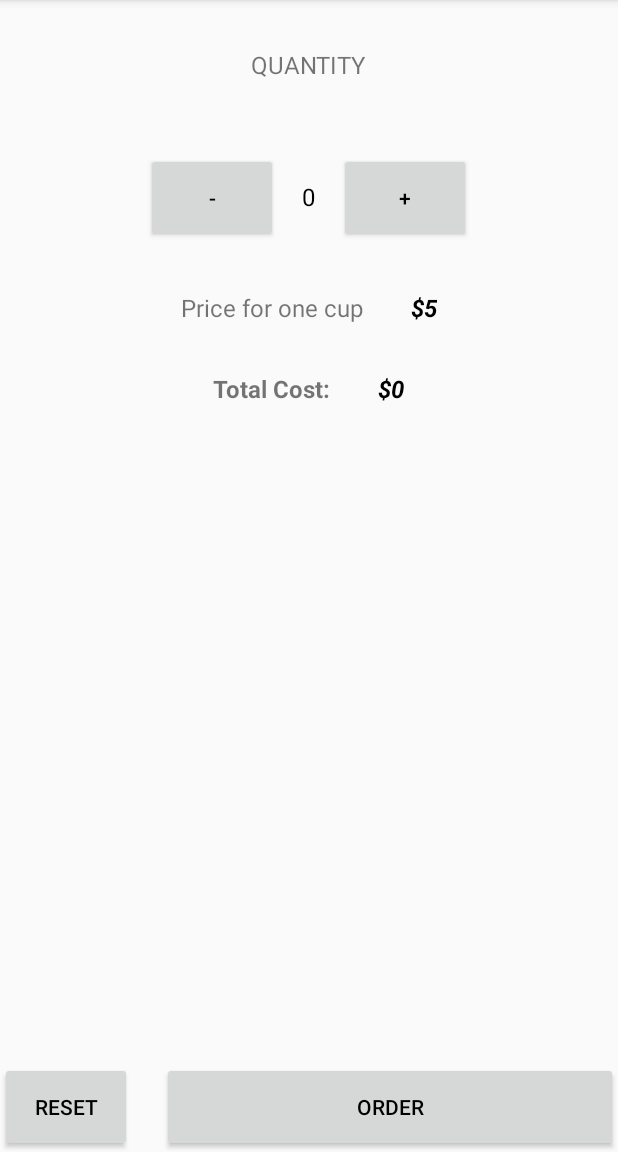
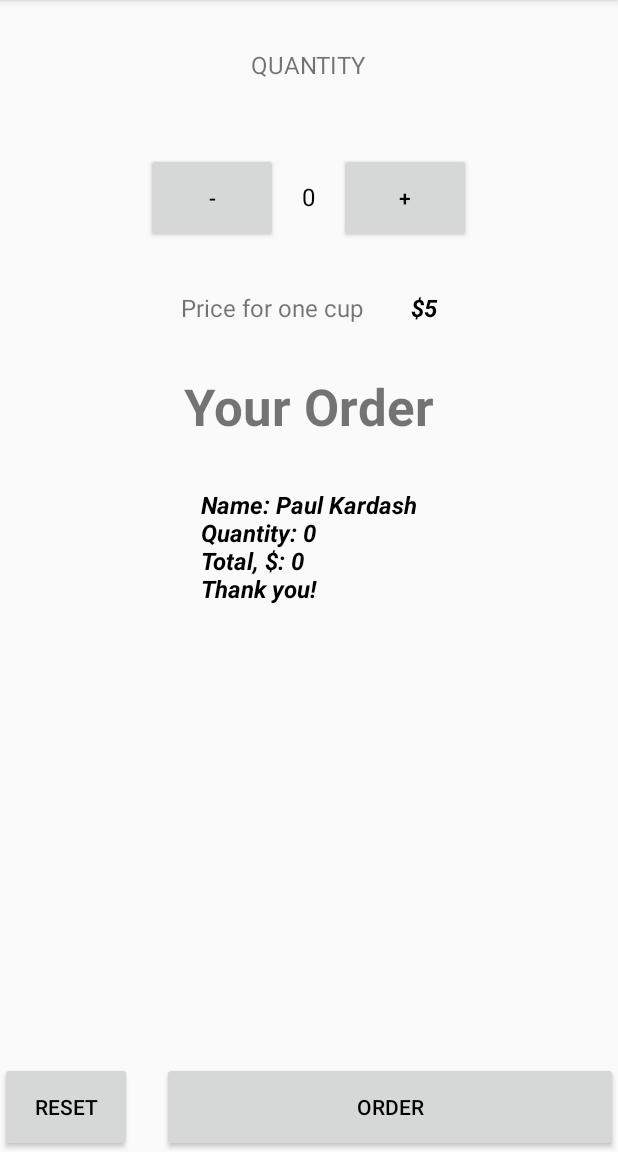
Before and after one commit to hiddensbrain/JustJava, an Android app: the screen it shows after launch (MainActivity), after a tap on "ORDER", on a phone screen of 412 x 824 dp, the part 84-1236 px from its top. Run offline under Robolectric (Android 15) with nearby library versions, the phone set to English and light mode, and no system bars.

Commit message:
added new strings

```diff
--- a/app/src/main/java/com/example/android/justjava/MainActivity.java
+++ b/app/src/main/java/com/example/android/justjava/MainActivity.java
@@ -6,7 +6,6 @@ import android.os.Bundle;
 import android.view.View;
 import android.widget.TextView;
 
-import java.text.NumberFormat;
 
 
 /**
@@ -16,6 +15,7 @@ import java.text.NumberFormat;
 public class MainActivity extends AppCompatActivity {
     int quantity = 0;
     int coffeePrice = 5;
+    String name = "Paul Kardash";
 
     @Override
     protected void onCreate(Bundle savedInstanceState) {
@@ -39,15 +39,16 @@ public class MainActivity extends AppCompatActivity {
     }
 
     public void submitOrder(View view) {
-        String message = "$" + (quantity*coffeePrice);
-        displayMessage(message);
+        String cost = createOrderSummary(quantity, coffeePrice, name);
+        displayMessage(cost);
+        displayOrder("Your Order");
     }
 
     public void reset(View view) {
         quantity = 0;
         display(quantity);
-        String message = "$0";
-        displayMessage(message);
+        displayOrder("");
+        displayMessage("");
     }
 
     /**
@@ -59,14 +60,6 @@ public class MainActivity extends AppCompatActivity {
         quantityTextView.setText("" + number);
     }
 
-    /**
-     * This method displays the given price on the screen.
-     */
-    private void displayPrice(int number) {
-        TextView priceTextView = (TextView) findViewById(R.id.price_text_view);
-        priceTextView.setText(NumberFormat.getCurrencyInstance().format(number));
-    }
-
 
     /**
      * This method displays the given text on the screen.
@@ -75,4 +68,22 @@ public class MainActivity extends AppCompatActivity {
         TextView priceTextView = (TextView) findViewById(R.id.price_text_view);
         priceTextView.setText(message);
     }
+
+    private void displayOrder(String message) {
+        TextView priceTextView = (TextView) findViewById(R.id.price_text_primary);
+        priceTextView.setText(message);
+    }
+
+
+    /**
+     * Calculates the price of the order based on the current quantity.
+     *
+     * @return the price
+     */
+
+    private String createOrderSummary(int quantity, int onePrice, String name) {
+        int price = quantity * onePrice;
+        String summary = "Name: " + name + "\n" + "Quantity: " + quantity + "\n" + "Total, $: " + price + "\n" + "Thank you!";
+        return summary;
+    }
 }
--- a/app/src/main/res/layout/activity_main.xml
+++ b/app/src/main/res/layout/activity_main.xml
@@ -99,16 +99,16 @@
             android:layout_width="match_parent"
             android:layout_height="wrap_content"
             android:gravity="center|top"
-            android:orientation="horizontal">
+            android:orientation="vertical">
 
             <TextView
                 android:id="@+id/price_text_primary"
                 android:layout_width="wrap_content"
                 android:layout_height="wrap_content"
                 android:padding="16dp"
-                android:text="Total Cost:"
+                android:text=""
                 android:textStyle="bold"
-                android:textSize="16sp" />
+                android:textSize="34sp" />
 
             <TextView
                 android:id="@+id/price_text_view"
@@ -116,7 +116,7 @@
                 android:layout_height="wrap_content"
                 android:padding="16dp"
                 android:textStyle="bold|italic"
-                android:text="$0"
+                android:text=""
                 android:textColor="#000000"
                 android:textSize="16sp" />
         </LinearLayout>
```
